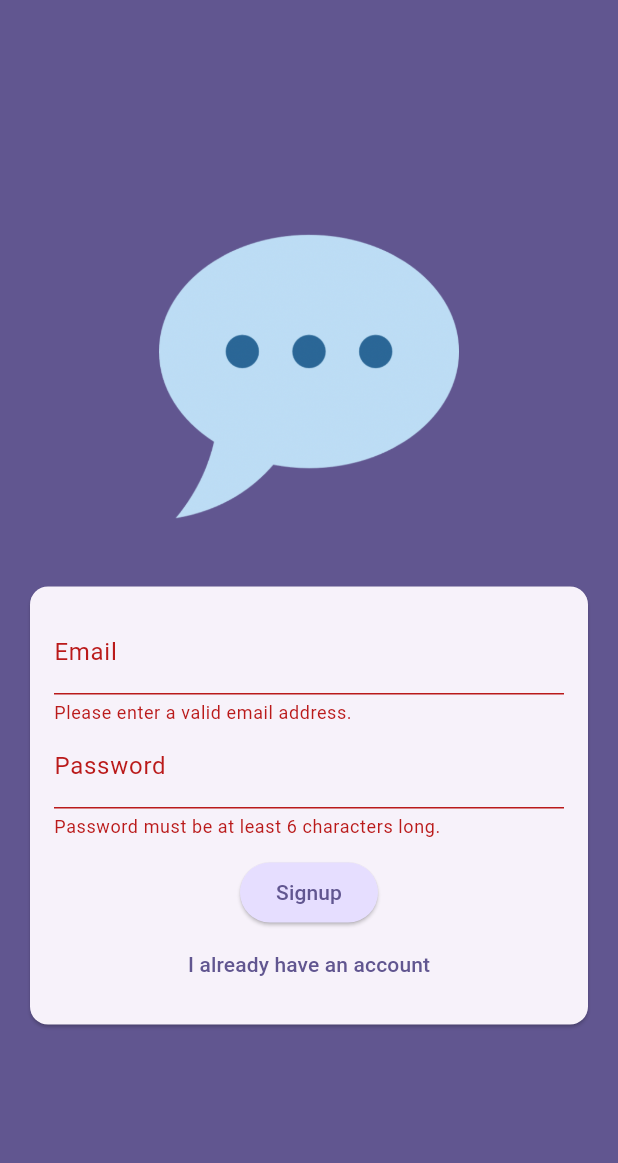
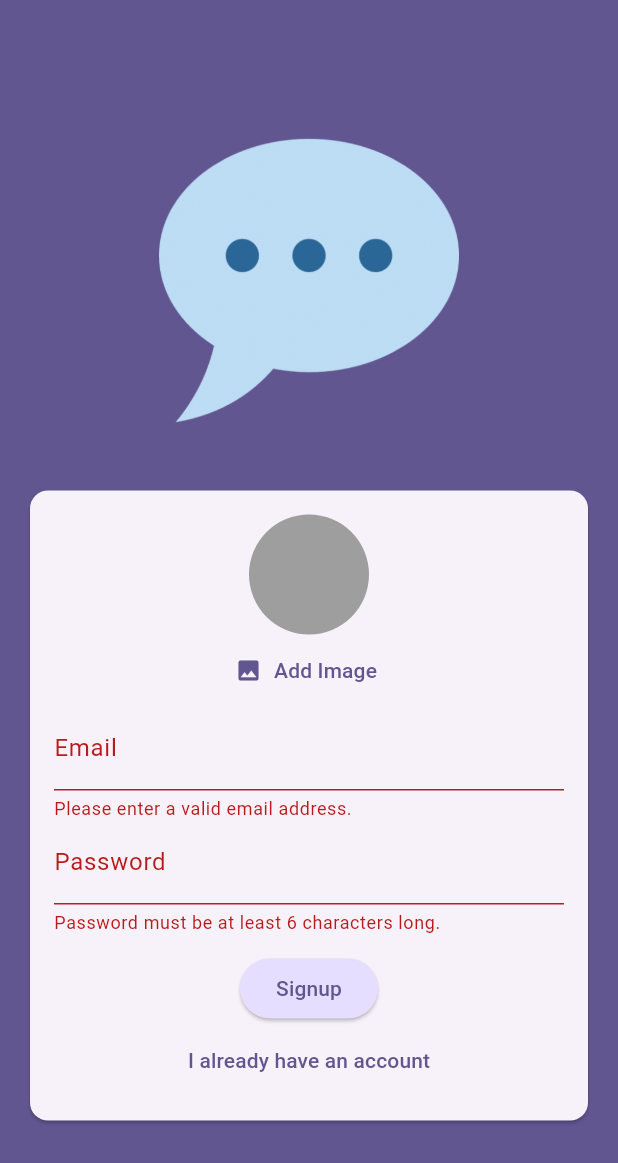
Before and after one commit to DanielCruz-fs/chat-app-android-ios-app, a Flutter app: the screen it shows after launch, after a tap on "Login", after a tap on "Create an account", on a phone screen of 412 x 824 dp. Shown: the top 1163 px of the screen. Run offline on Flutter 3.47's test engine with Material 3 defaults, Android fonts, the phone set to English and light mode, and no system bars; our stand-ins replace firebase_auth, firebase_core, firebase_storage, image_picker; accounts and stored records are empty.

Commit message:
Uploading images to firebase

```diff
--- a/lib/screens/auth.dart
+++ b/lib/screens/auth.dart
@@ -1,4 +1,8 @@
+import 'dart:io';
+
+import 'package:chat_app/widgets/user_image_picker.dart';
 import 'package:firebase_auth/firebase_auth.dart';
+import 'package:firebase_storage/firebase_storage.dart';
 import 'package:flutter/material.dart';
 
 final _firebase = FirebaseAuth.instance;
@@ -16,11 +20,13 @@ class _AuthScreenState extends State<AuthScreen> {
   var _isLogin = true;
   var _enteredEmail = '';
   var _enteredPassword = '';
+  File? _selectedImage;
 
   void _submit() async {
     final isValid = _form.currentState!.validate();
 
-    if (!isValid) {
+    if (!isValid || !_isLogin && _selectedImage == null) {
+      // show error message...
       return;
     }
 
@@ -37,6 +43,15 @@ class _AuthScreenState extends State<AuthScreen> {
           email: _enteredEmail,
           password: _enteredPassword,
         );
+
+        final storageRef = FirebaseStorage.instance
+            .ref()
+            .child('user_images')
+            .child('${userCredential.user!.uid}.jpg');
+
+        await storageRef.putFile(_selectedImage!);
+        final imageUrl = await storageRef.getDownloadURL();
+        print(imageUrl);
       }
     } on FirebaseAuthException catch (error) {
       if (error.code == 'email-already-in-use') {
@@ -77,6 +92,12 @@ class _AuthScreenState extends State<AuthScreen> {
                       child: Column(
                         mainAxisSize: MainAxisSize.min,
                         children: [
+                          if (!_isLogin)
+                            UserImagePicker(
+                              onPickImage: (pickedImage) {
+                                _selectedImage = pickedImage;
+                              },
+                            ),
                           TextFormField(
                             key: const ValueKey('email'),
                             keyboardType: TextInputType.emailAddress,
--- /dev/null
+++ b/lib/widgets/user_image_picker.dart
@@ -0,0 +1,59 @@
+import 'dart:io';
+
+import 'package:flutter/material.dart';
+import 'package:image_picker/image_picker.dart';
+
+class UserImagePicker extends StatefulWidget {
+  final void Function(File pickedImage) onPickImage;
+
+  const UserImagePicker({super.key, required this.onPickImage});
+
+  @override
+  State<UserImagePicker> createState() {
+    return _UserImagePickerState();
+  }
+}
+
+class _UserImagePickerState extends State<UserImagePicker> {
+  File? _pickedImageFile;
+
+  void _pickImage() async {
+    final pickedImage = await ImagePicker().pickImage(
+      source: ImageSource.camera,
+      imageQuality: 50,
+      maxWidth: 150,
+    );
+
+    if (pickedImage == null) {
+      return;
+    }
+
+    setState(() {
+      _pickedImageFile = File(pickedImage.path);
+    });
+
+    widget.onPickImage(_pickedImageFile!);
+  }
+
+  @override
+  Widget build(BuildContext context) {
+    return Column(
+      children: [
+        CircleAvatar(
+          radius: 40,
+          backgroundColor: Colors.grey,
+          foregroundImage:
+              _pickedImageFile != null ? FileImage(_pickedImageFile!) : null,
+        ),
+        TextButton.icon(
+          onPressed: _pickImage,
+          icon: const Icon(Icons.image),
+          label: Text(
+            'Add Image',
+            style: TextStyle(color: Theme.of(context).colorScheme.primary),
+          ),
+        ),
+      ],
+    );
+  }
+}
--- a/pubspec.yaml
+++ b/pubspec.yaml
@@ -36,6 +36,8 @@ dependencies:
     cupertino_icons: ^1.0.2
     firebase_core: ^2.27.0
     firebase_auth: ^4.17.8
+    firebase_storage: ^11.6.9
+    image_picker: ^1.0.8
 
 dev_dependencies:
     flutter_test:
```
Also changed, not shown: pubspec.lock, 8 other files.
